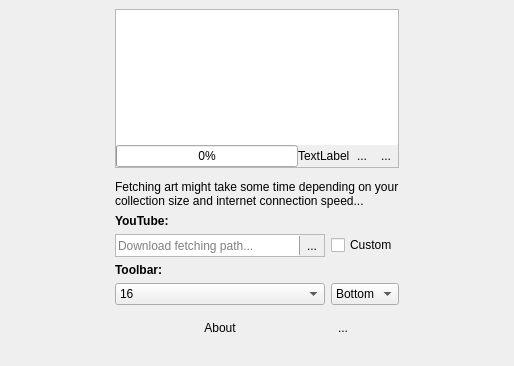
Old version of the form settings.ui in the repository milohr/babe-qt.
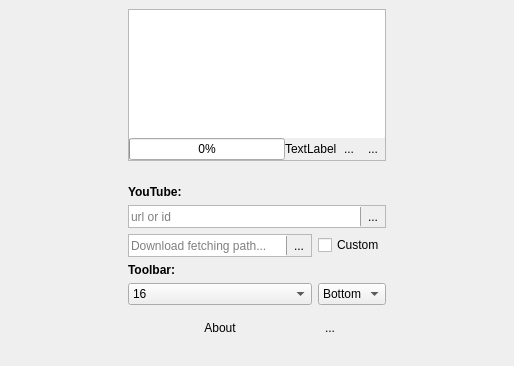
New version of the form. Icons and pictures are not drawn.

```diff
--- a/settings.ui
+++ b/settings.ui
@@ -50,7 +50,85 @@
       <enum>QFrame::Plain</enum>
      </property>
      <layout class="QGridLayout" name="gridLayout_2">
-      <item row="6" column="1">
+      <item row="6" column="1" colspan="3">
+       <widget class="QFrame" name="frame_7">
+        <property name="frameShape">
+         <enum>QFrame::StyledPanel</enum>
+        </property>
+        <property name="frameShadow">
+         <enum>QFrame::Raised</enum>
+        </property>
+        <layout class="QHBoxLayout" name="horizontalLayout_2">
+         <property name="spacing">
+          <number>0</number>
+         </property>
+         <property name="leftMargin">
+          <number>0</number>
+         </property>
+         <property name="topMargin">
+          <number>0</number>
+         </property>
+         <property name="rightMargin">
+          <number>0</number>
+         </property>
+         <property name="bottomMargin">
+          <number>0</number>
+         </property>
+         <item>
+          <widget class="QLineEdit" name="fetch">
+           <property name="sizePolicy">
+            <sizepolicy hsizetype="Expanding" vsizetype="MinimumExpanding">
+             <horstretch>0</horstretch>
+             <verstretch>0</verstretch>
+            </sizepolicy>
+           </property>
+           <property name="frame">
+            <bool>false</bool>
+           </property>
+           <property name="placeholderText">
+            <string>url or id</string>
+           </property>
+          </widget>
+         </item>
+         <item>
+          <widget class="QFrame" name="frame_8">
+           <property name="maximumSize">
+            <size>
+             <width>1</width>
+             <height>16777215</height>
+            </size>
+           </property>
+           <property name="frameShape">
+            <enum>QFrame::VLine</enum>
+           </property>
+           <property name="frameShadow">
+            <enum>QFrame::Raised</enum>
+           </property>
+          </widget>
+         </item>
+         <item>
+          <widget class="QToolButton" name="fetchBtn">
+           <property name="sizePolicy">
+            <sizepolicy hsizetype="Fixed" vsizetype="Fixed">
+             <horstretch>0</horstretch>
+             <verstretch>0</verstretch>
+            </sizepolicy>
+           </property>
+           <property name="text">
+            <string>...</string>
+           </property>
+           <property name="icon">
+            <iconset theme="kstars_constellationart"/>
+           </property>
+           <property name="autoRaise">
+            <bool>true</bool>
+           </property>
+          </widget>
+         </item>
+        </layout>
+       </widget>
+      </item>
+      <item row="8" column="1">
        <widget class="QLabel" name="label_3">
         <property name="styleSheet">
          <string notr="true">font:bold;</string>
@@ -60,7 +138,7 @@
         </property>
        </widget>
       </item>
-      <item row="7" column="3">
+      <item row="9" column="3">
        <widget class="QComboBox" name="comboBox">
         <item>
          <property name="text">
@@ -84,7 +162,7 @@
         </item>
        </widget>
       </item>
-      <item row="9" column="3">
+      <item row="11" column="3">
        <widget class="QToolButton" name="debugBtn">
         <property name="text">
          <string>...</string>
@@ -98,7 +176,7 @@
         </property>
        </widget>
       </item>
-      <item row="4" column="1">
+      <item row="5" column="1">
        <widget class="QLabel" name="label_2">
         <property name="font">
          <font>
@@ -124,7 +202,7 @@
         </property>
        </spacer>
       </item>
-      <item row="1" column="5" rowspan="12">
+      <item row="1" column="5" rowspan="14">
        <spacer name="horizontalSpacer_2">
         <property name="orientation">
          <enum>Qt::Horizontal</enum>
@@ -137,15 +215,7 @@
         </property>
        </spacer>
       </item>
-      <item row="3" column="1" colspan="3">
-       <widget class="QLabel" name="label2">
-        <property name="text">
-         <string>Fetching art might take some time depending on your
-collection size and internet connection speed... </string>
-        </property>
-       </widget>
-      </item>
-      <item row="8" column="1" colspan="3">
+      <item row="10" column="1" colspan="3">
        <spacer name="verticalSpacer_2">
         <property name="orientation">
          <enum>Qt::Vertical</enum>
@@ -158,7 +228,7 @@
         </property>
        </spacer>
       </item>
-      <item row="1" column="0" rowspan="9">
+      <item row="1" column="0" rowspan="11">
        <spacer name="horizontalSpacer">
         <property name="orientation">
          <enum>Qt::Horizontal</enum>
@@ -171,7 +241,7 @@
         </property>
        </spacer>
       </item>
-      <item row="7" column="1" colspan="2">
+      <item row="9" column="1" colspan="2">
        <widget class="QComboBox" name="toolbarIconSize">
         <item>
          <property name="text">
@@ -304,7 +374,7 @@
         <zorder>label</zorder>
        </widget>
       </item>
-      <item row="9" column="1" colspan="2">
+      <item row="11" column="1" colspan="2">
        <widget class="QPushButton" name="pushButton">
         <property name="sizePolicy">
          <sizepolicy hsizetype="Minimum" vsizetype="Minimum">
@@ -324,7 +394,7 @@
         </property>
        </widget>
       </item>
-      <item row="5" column="1" colspan="2">
+      <item row="7" column="1" colspan="2">
        <widget class="QFrame" name="frame_4">
         <property name="toolTip">
          <string>Select your default downloads folder from where the Babe'd songs from Chromium extension will be fetched.</string>
@@ -402,7 +472,7 @@
         </layout>
        </widget>
       </item>
-      <item row="5" column="3">
+      <item row="7" column="3">
        <widget class="QCheckBox" name="checkBox">
         <property name="toolTip">
          <string>Change the default downloads folder to something else...</string>
```
Left out of the diff: 13 changed lines with no effect on the pictures.
